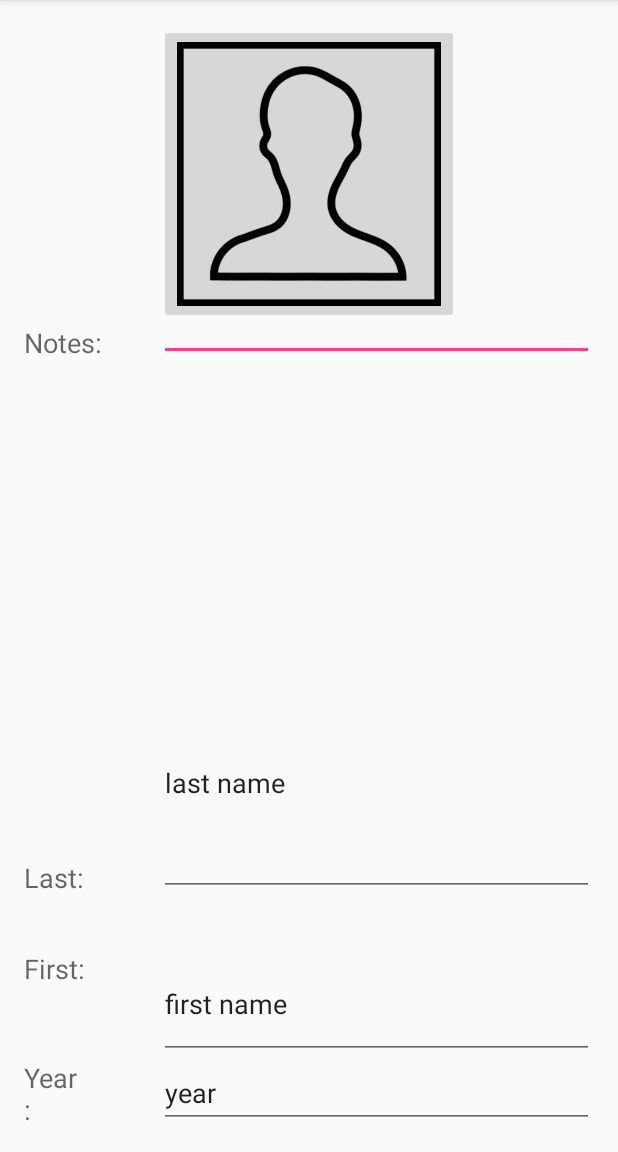
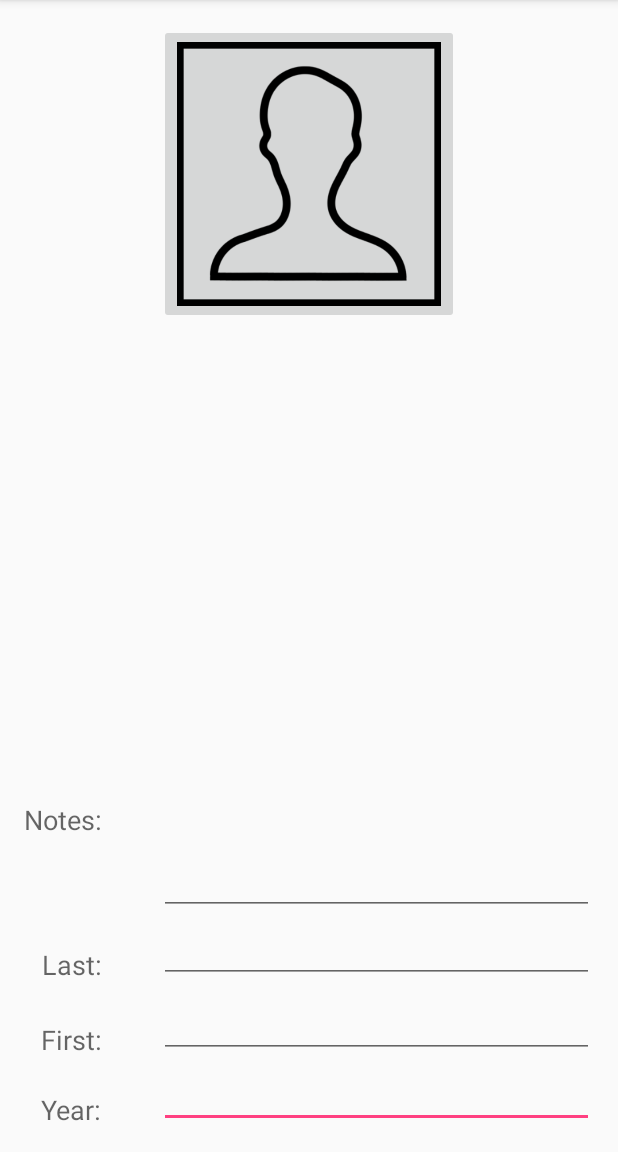
Before and after one commit to tofergregg/RosterQuizAndroid2, an Android app: the ShowStudent screen opened directly, with no data from a screen before it, on a phone screen of 412 x 824 dp, the part 84-1236 px from its top. Run offline under Robolectric (Android 15) with nearby library versions, the phone set to English and light mode, and no system bars; 5 statements that could not run were skipped.

Commit message:
fixed text boxes in student info activity

```diff
--- a/app/src/main/res/layout/activity_show_student.xml
+++ b/app/src/main/res/layout/activity_show_student.xml
@@ -28,9 +28,10 @@
         android:textAppearance="?android:attr/textAppearanceMedium"
         android:text="Notes:"
         android:id="@+id/notesLabel"
-        android:layout_below="@+id/studentImage"
+        android:layout_above="@+id/lastLabel"
         android:layout_alignParentLeft="true"
-        android:layout_alignParentStart="true" />
+        android:layout_alignParentStart="true"
+        android:layout_marginBottom="72dp" />
 
     <TextView
         android:layout_width="wrap_content"
@@ -39,9 +40,9 @@
         android:text="Last:"
         android:id="@+id/lastLabel"
         android:layout_above="@+id/firstLabel"
-        android:layout_alignParentLeft="true"
-        android:layout_alignParentStart="true"
-        android:layout_marginBottom="36dp" />
+        android:layout_alignRight="@+id/yearLabel"
+        android:layout_alignEnd="@+id/yearLabel"
+        android:layout_marginBottom="25dp" />
 
     <TextView
         android:layout_width="wrap_content"
@@ -50,9 +51,9 @@
         android:text="First:"
         android:id="@+id/firstLabel"
         android:layout_above="@+id/yearLabel"
-        android:layout_alignParentLeft="true"
-        android:layout_alignParentStart="true"
-        android:layout_marginBottom="48dp" />
+        android:layout_alignLeft="@+id/yearLabel"
+        android:layout_alignStart="@+id/yearLabel"
+        android:layout_marginBottom="22dp" />
 
     <TextView
         android:layout_width="wrap_content"
@@ -61,61 +62,48 @@
         android:text="Year:"
         android:id="@+id/yearLabel"
         android:layout_alignParentBottom="true"
-        android:layout_alignRight="@+id/lastLabel"
-        android:layout_alignEnd="@+id/lastLabel" />
+        android:layout_alignRight="@+id/notesLabel"
+        android:layout_alignEnd="@+id/notesLabel" />
+
     <EditText
-        android:layout_width="400dp"
-        android:layout_height="150dp"
-        android:textAppearance="?android:attr/textAppearanceMedium"
-        android:text="Put notes here."
-        android:id="@+id/notesText"
-        android:layout_below="@+id/studentImage"
-        android:layout_toEndOf="@+id/notesLabel"
-        android:layout_toRightOf="@id/notesLabel"
+        android:layout_width="wrap_content"
+        android:layout_height="wrap_content"
+        android:id="@+id/yearText"
+        android:layout_alignBottom="@+id/yearLabel"
         android:layout_alignLeft="@+id/studentImage"
         android:layout_alignStart="@+id/studentImage"
-        android:editable="true"
-        android:layout_alignBottom="@+id/notesLabel" />
+        android:layout_alignParentRight="true"
+        android:layout_alignParentEnd="true" />
 
     <EditText
-        android:layout_width="100dp"
-        android:layout_height="150dp"
-        android:textAppearance="?android:attr/textAppearanceMedium"
-        android:text="last name"
+        android:layout_width="wrap_content"
+        android:layout_height="wrap_content"
+        android:id="@+id/firstText"
+        android:layout_alignBottom="@+id/firstLabel"
+        android:layout_alignLeft="@+id/yearText"
+        android:layout_alignStart="@+id/yearText"
+        android:layout_alignRight="@+id/yearText"
+        android:layout_alignEnd="@+id/yearText" />
+
+    <EditText
+        android:layout_width="wrap_content"
+        android:layout_height="wrap_content"
         android:id="@+id/lastText"
         android:layout_alignBottom="@+id/lastLabel"
-        android:layout_alignLeft="@+id/notesText"
-        android:layout_alignStart="@+id/notesText"
-        android:layout_alignRight="@+id/notesText"
-        android:layout_alignEnd="@+id/notesText"
-        android:editable="true"
-        android:layout_above="@+id/firstText" />
-
-    <EditText
-        android:layout_width="100dp"
-        android:layout_height="150dp"
-        android:textAppearance="?android:attr/textAppearanceMedium"
-        android:text="first name"
-        android:id="@+id/firstText"
-        android:layout_alignLeft="@+id/lastText"
-        android:layout_alignStart="@+id/lastText"
-        android:layout_alignTop="@+id/firstLabel"
-        android:layout_alignRight="@+id/lastText"
-        android:layout_alignEnd="@+id/lastText"
-        android:editable="true"
-        android:layout_above="@+id/yearText" />
-
-    <EditText
-        android:layout_width="100dp"
-        android:layout_height="150dp"
-        android:textAppearance="?android:attr/textAppearanceMedium"
-        android:text="year"
-        android:id="@+id/yearText"
-        android:layout_alignTop="@+id/yearLabel"
         android:layout_alignLeft="@+id/firstText"
         android:layout_alignStart="@+id/firstText"
         android:layout_alignRight="@+id/firstText"
-        android:layout_alignEnd="@+id/firstText"
-        android:editable="true"
-        android:layout_alignParentBottom="true" />
+        android:layout_alignEnd="@+id/firstText" />
+
+    <EditText
+        android:layout_width="wrap_content"
+        android:layout_height="wrap_content"
+        android:id="@+id/notesText"
+        android:layout_alignLeft="@+id/lastText"
+        android:layout_alignStart="@+id/lastText"
+        android:layout_alignRight="@+id/lastText"
+        android:layout_alignEnd="@+id/lastText"
+        android:layout_below="@+id/studentImage"
+        android:layout_above="@+id/lastText" />
+
 </RelativeLayout>
```
Also changed, not shown: 4 other files.
